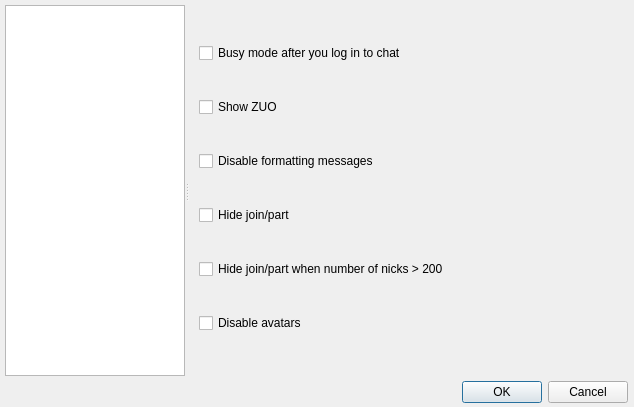
Above: ui/options.ui from gitter-badger/simplechatclient before the change. Below: the same form after it.
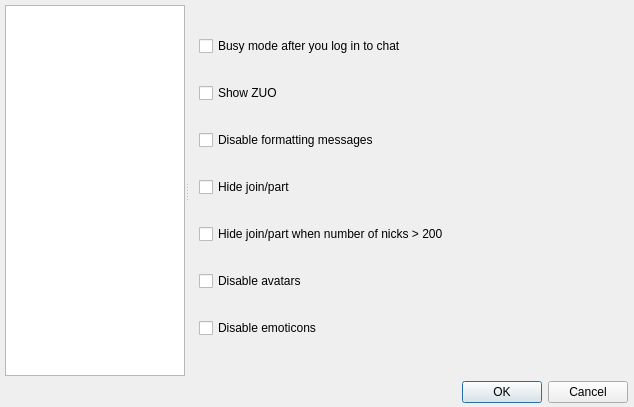
That is the form after the change. The open tabs and pages were chosen to show the change. Icons and pictures are not drawn.

Commit message: add disable emots

The edit to the form file:
```diff
--- a/ui/options.ui
+++ b/ui/options.ui
@@ -317,6 +317,13 @@
          </property>
         </widget>
        </item>
+       <item>
+        <widget class="QCheckBox" name="checkBox_disable_emots">
+         <property name="text">
+          <string>Disable emoticons</string>
+         </property>
+        </widget>
+       </item>
       </layout>
      </widget>
     </widget>
```
The commit also changes 6 other files.
